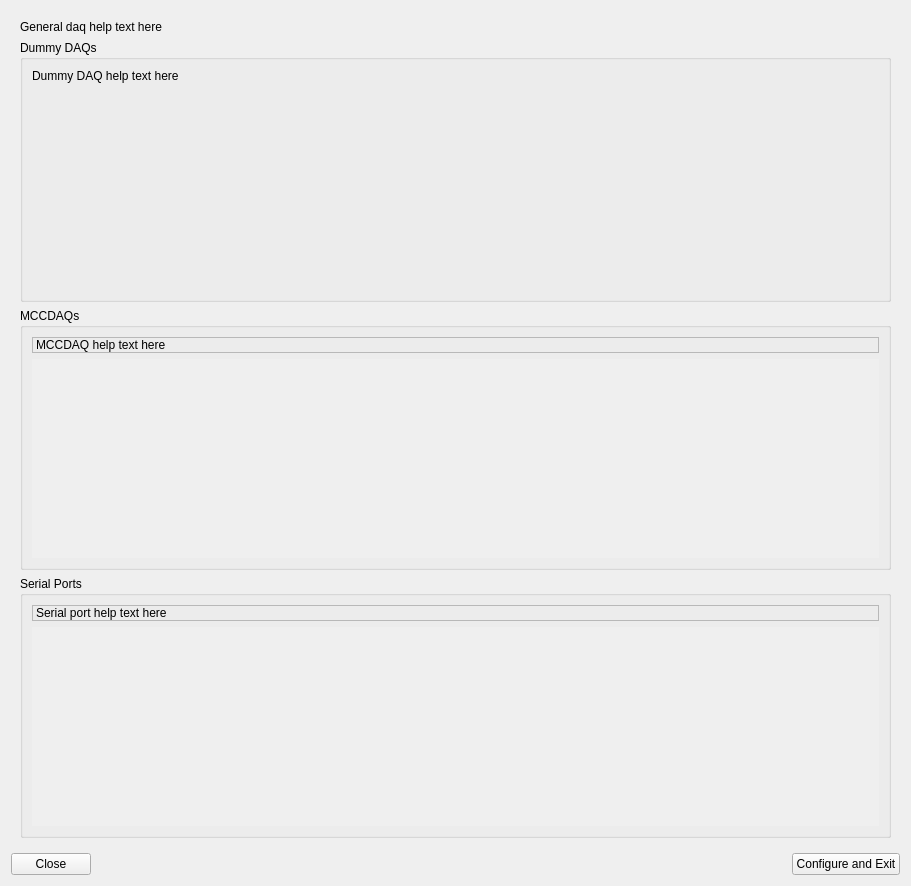
First picture: the form in src/L4/ui/DAQManagerWizard/DAQScanPage.ui, repository vedangnaik/Carina-mirror, before the edit.
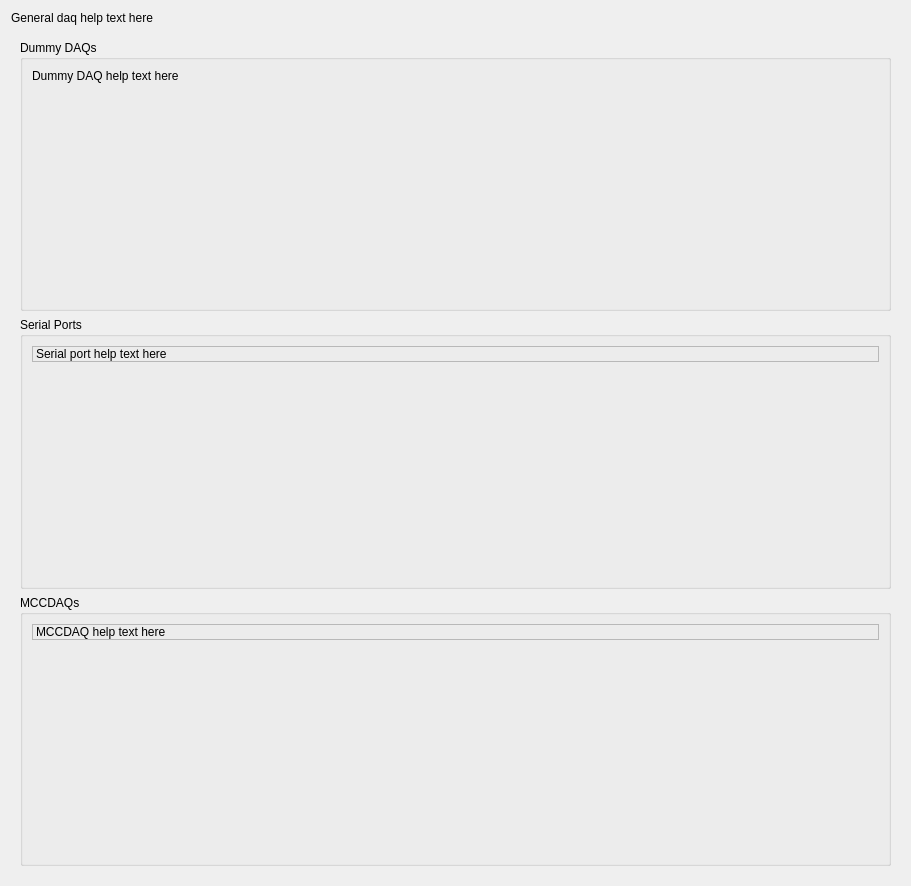
Second picture: the form after the edit.

Commit message: Readded serial port scanning, improved UI a bit

Patch:
```diff
--- a/src/L4/ui/DAQManagerWizard/DAQScanPage.ui
+++ b/src/L4/ui/DAQManagerWizard/DAQScanPage.ui
@@ -19,27 +19,7 @@
   <property name="windowTitle">
    <string>DAQ Device Configuration</string>
   </property>
-  <layout class="QVBoxLayout" name="verticalLayout_3">
-   <item>
-    <layout class="QVBoxLayout" name="verticalLayout_2">
-     <item>
-      <widget class="QFrame" name="frame">
-       <property name="sizePolicy">
-        <sizepolicy hsizetype="Preferred" vsizetype="Expanding">
-         <horstretch>0</horstretch>
-         <verstretch>0</verstretch>
-        </sizepolicy>
-       </property>
-       <property name="focusPolicy">
-        <enum>Qt::NoFocus</enum>
-       </property>
-       <property name="frameShape">
-        <enum>QFrame::NoFrame</enum>
-       </property>
-       <property name="frameShadow">
-        <enum>QFrame::Raised</enum>
-       </property>
-       <layout class="QVBoxLayout" name="verticalLayout_6">
+  <layout class="QVBoxLayout" name="verticalLayout_5">
         <item>
          <widget class="QLabel" name="label_3">
           <property name="sizePolicy">
@@ -57,6 +37,30 @@
          </widget>
         </item>
         <item>
+    <widget class="QScrollArea" name="scrollArea">
+     <property name="frameShape">
+      <enum>QFrame::NoFrame</enum>
+     </property>
+     <property name="horizontalScrollBarPolicy">
+      <enum>Qt::ScrollBarAsNeeded</enum>
+     </property>
+     <property name="sizeAdjustPolicy">
+      <enum>QAbstractScrollArea::AdjustToContents</enum>
+     </property>
+     <property name="widgetResizable">
+      <bool>true</bool>
+     </property>
+     <widget class="QWidget" name="scrollAreaWidgetContents">
+      <property name="geometry">
+       <rect>
+        <x>0</x>
+        <y>0</y>
+        <width>893</width>
+        <height>845</height>
+       </rect>
+      </property>
+      <layout class="QVBoxLayout" name="verticalLayout_4">
+       <item>
          <widget class="QGroupBox" name="groupBox">
           <property name="title">
            <string>Dummy DAQs</string>
@@ -87,71 +91,6 @@
           </layout>
          </widget>
         </item>
-        <item>
-         <widget class="QGroupBox" name="MCCDAQGroupBox">
-          <property name="sizePolicy">
-           <sizepolicy hsizetype="Preferred" vsizetype="Expanding">
-            <horstretch>0</horstretch>
-            <verstretch>0</verstretch>
-           </sizepolicy>
-          </property>
-          <property name="focusPolicy">
-           <enum>Qt::NoFocus</enum>
-          </property>
-          <property name="title">
-           <string>MCCDAQs</string>
-          </property>
-          <layout class="QVBoxLayout" name="verticalLayout">
-           <item>
-            <widget class="QLabel" name="label">
-             <property name="frameShape">
-              <enum>QFrame::StyledPanel</enum>
-             </property>
-             <property name="text">
-              <string>MCCDAQ help text here</string>
-             </property>
-             <property name="wordWrap">
-              <bool>true</bool>
-             </property>
-            </widget>
-           </item>
-           <item>
-            <widget class="QScrollArea" name="scrollArea">
-             <property name="sizePolicy">
-              <sizepolicy hsizetype="Preferred" vsizetype="Expanding">
-               <horstretch>0</horstretch>
-               <verstretch>0</verstretch>
-              </sizepolicy>
-             </property>
-             <property name="focusPolicy">
-              <enum>Qt::NoFocus</enum>
-             </property>
-             <property name="frameShape">
-              <enum>QFrame::NoFrame</enum>
-             </property>
-             <property name="widgetResizable">
-              <bool>true</bool>
-             </property>
-             <widget class="QWidget" name="widget">
-              <property name="geometry">
-               <rect>
-                <x>0</x>
-                <y>0</y>
-                <width>849</width>
-                <height>191</height>
-               </rect>
-              </property>
-              <layout class="QVBoxLayout" name="verticalLayout_4">
-               <item>
-                <layout class="QGridLayout" name="MCCDAQDevicesLayout"/>
-               </item>
-              </layout>
-             </widget>
-            </widget>
-           </item>
-          </layout>
-         </widget>
-        </item>
         <item>
          <widget class="QGroupBox" name="groupBox_2">
           <property name="sizePolicy">
@@ -181,80 +120,72 @@
             </widget>
            </item>
            <item>
-            <widget class="QScrollArea" name="scrollArea_2">
+           <widget class="QWidget" name="widget_2" native="true">
              <property name="sizePolicy">
               <sizepolicy hsizetype="Preferred" vsizetype="Expanding">
                <horstretch>0</horstretch>
                <verstretch>0</verstretch>
               </sizepolicy>
              </property>
-             <property name="focusPolicy">
-              <enum>Qt::NoFocus</enum>
-             </property>
-             <property name="frameShape">
-              <enum>QFrame::NoFrame</enum>
-             </property>
-             <property name="widgetResizable">
-              <bool>true</bool>
-             </property>
-             <widget class="QWidget" name="widget_2">
-              <property name="geometry">
-               <rect>
-                <x>0</x>
-                <y>0</y>
-                <width>849</width>
-                <height>191</height>
-               </rect>
-              </property>
-              <layout class="QVBoxLayout" name="verticalLayout_5">
+            <layout class="QVBoxLayout" name="verticalLayout_2">
                <item>
                 <layout class="QGridLayout" name="SerialportDevicesLayout"/>
                </item>
               </layout>
              </widget>
-            </widget>
            </item>
           </layout>
          </widget>
         </item>
-       </layout>
-      </widget>
-     </item>
      <item>
-      <layout class="QHBoxLayout" name="horizontalLayout">
-       <item>
-        <widget class="QPushButton" name="closeButton">
-         <property name="text">
-          <string>Close</string>
+        <widget class="QGroupBox" name="MCCDAQGroupBox">
+         <property name="sizePolicy">
+          <sizepolicy hsizetype="Preferred" vsizetype="Expanding">
+           <horstretch>0</horstretch>
+           <verstretch>0</verstretch>
+          </sizepolicy>
          </property>
-        </widget>
-       </item>
+         <property name="focusPolicy">
+          <enum>Qt::NoFocus</enum>
+         </property>
+         <property name="title">
+          <string>MCCDAQs</string>
+         </property>
+         <layout class="QVBoxLayout" name="verticalLayout">
        <item>
-        <spacer name="horizontalSpacer">
-         <property name="orientation">
-          <enum>Qt::Horizontal</enum>
-         </property>
-         <property name="sizeType">
-          <enum>QSizePolicy::Expanding</enum>
-         </property>
-         <property name="sizeHint" stdset="0">
-          <size>
-           <width>40</width>
-           <height>20</height>
-          </size>
-         </property>
-        </spacer>
+           <widget class="QLabel" name="label">
+            <property name="frameShape">
+             <enum>QFrame::StyledPanel</enum>
+            </property>
+            <property name="text">
+             <string>MCCDAQ help text here</string>
+            </property>
+            <property name="wordWrap">
+             <bool>true</bool>
+            </property>
+           </widget>
        </item>
        <item>
-        <widget class="QPushButton" name="configureButton">
-         <property name="text">
-          <string>Configure and Exit</string>
-         </property>
+           <widget class="QWidget" name="widget" native="true">
+            <property name="sizePolicy">
+             <sizepolicy hsizetype="Preferred" vsizetype="Expanding">
+              <horstretch>0</horstretch>
+              <verstretch>0</verstretch>
+             </sizepolicy>
+            </property>
+            <layout class="QVBoxLayout" name="verticalLayout_3">
+             <item>
+              <layout class="QGridLayout" name="MCCDAQDevicesLayout"/>
+             </item>
+            </layout>
         </widget>
        </item>
       </layout>
-     </item>
-    </layout>
+        </widget>
+       </item>
+      </layout>
+     </widget>
+    </widget>
    </item>
   </layout>
  </widget>
```
Lines whose indentation alone changed are shown as unchanged. The commit also changes 7 other files.
